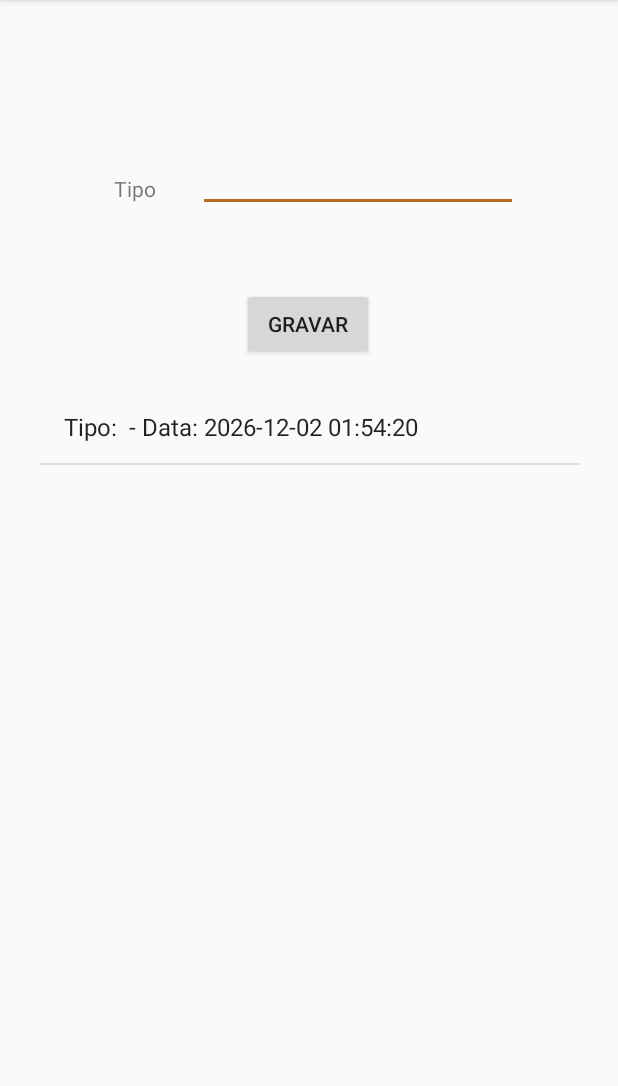
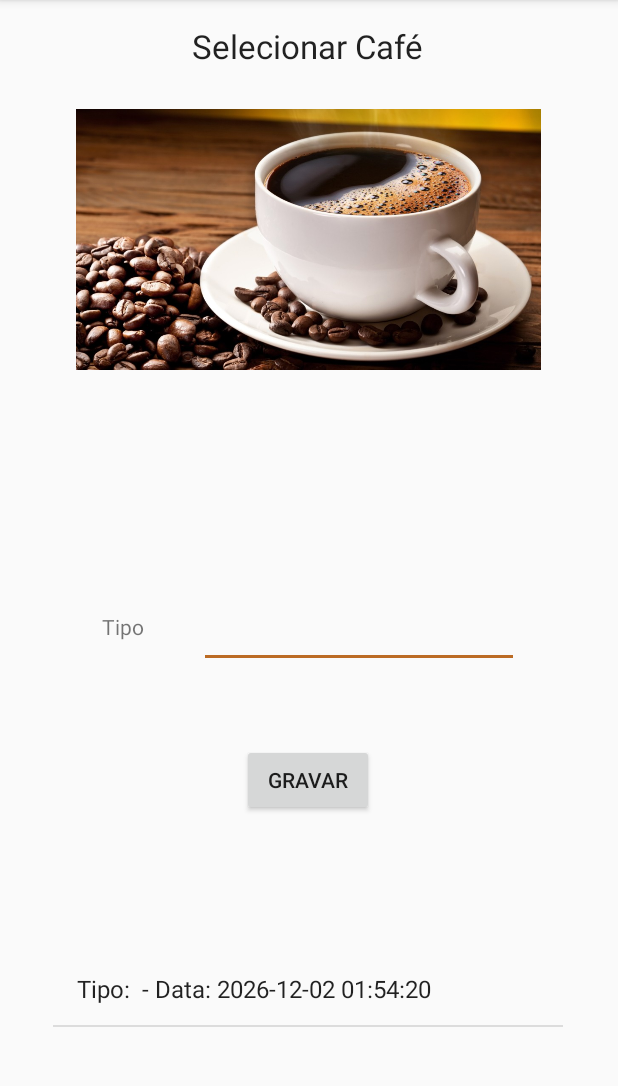
Before and after one commit to rafaelmmedeiros/CoffeeLife2021, an Android app: the RegistrarCafeActivity screen opened directly, with no data from a screen before it, after a tap on "GRAVAR", on a phone screen of 412 x 824 dp, the part 84-1170 px from its top. Run offline under Robolectric (Android 15) with nearby library versions, the phone set to English and light mode, and no system bars.

Commit message:
Adicionar café Iniciado

```diff
--- a/app/src/main/res/layout/activity_registrar_cafe.xml
+++ b/app/src/main/res/layout/activity_registrar_cafe.xml
@@ -7,12 +7,27 @@
     tools:context=".RegistrarCafeActivity">
 
     <TextView
+        android:id="@+id/textView3"
+        android:layout_width="wrap_content"
+        android:layout_height="wrap_content"
+        android:layout_marginStart="175dp"
+        android:layout_marginLeft="175dp"
+        android:layout_marginTop="16dp"
+        android:layout_marginEnd="178dp"
+        android:layout_marginRight="178dp"
+        android:text="Selecionar Café"
+        android:textAppearance="@style/TextAppearance.AppCompat.Large"
+        app:layout_constraintEnd_toEndOf="parent"
+        app:layout_constraintStart_toStartOf="parent"
+        app:layout_constraintTop_toTopOf="parent" />
+
+    <TextView
         android:id="@+id/textView"
         android:layout_width="wrap_content"
         android:layout_height="wrap_content"
-        android:layout_marginStart="76dp"
-        android:layout_marginLeft="76dp"
-        android:layout_marginTop="116dp"
+        android:layout_marginStart="68dp"
+        android:layout_marginLeft="68dp"
+        android:layout_marginTop="408dp"
         android:text="Tipo"
         app:layout_constraintStart_toStartOf="parent"
         app:layout_constraintTop_toTopOf="parent" />
@@ -21,11 +36,11 @@
         android:id="@+id/edtTxtNome"
         android:layout_width="wrap_content"
         android:layout_height="wrap_content"
-        android:layout_marginTop="96dp"
+        android:layout_marginTop="400dp"
         android:ems="10"
         android:inputType="textPersonName"
         app:layout_constraintEnd_toEndOf="parent"
-        app:layout_constraintHorizontal_bias="0.297"
+        app:layout_constraintHorizontal_bias="0.356"
         app:layout_constraintStart_toEndOf="@+id/textView"
         app:layout_constraintTop_toTopOf="parent" />
 
@@ -33,7 +48,7 @@
         android:id="@+id/btnGravar"
         android:layout_width="wrap_content"
         android:layout_height="wrap_content"
-        android:layout_marginTop="192dp"
+        android:layout_marginTop="496dp"
         android:onClick="registrarCoffee"
         android:text="Gravar"
         app:layout_constraintEnd_toEndOf="parent"
@@ -43,12 +58,27 @@
 
     <ListView
         android:id="@+id/lstView"
-        android:layout_width="359dp"
-        android:layout_height="336dp"
+        android:layout_width="340dp"
+        android:layout_height="116dp"
         app:layout_constraintBottom_toBottomOf="parent"
         app:layout_constraintEnd_toEndOf="parent"
+        app:layout_constraintHorizontal_bias="0.492"
         app:layout_constraintStart_toStartOf="parent"
         app:layout_constraintTop_toBottomOf="@+id/btnGravar"
-        app:layout_constraintVertical_bias="0.109" />
+        app:layout_constraintVertical_bias="0.844" />
+
+    <ImageView
+        android:id="@+id/imageView"
+        android:layout_width="310dp"
+        android:layout_height="175dp"
+        android:layout_marginStart="58dp"
+        android:layout_marginLeft="58dp"
+        android:layout_marginTop="72dp"
+        android:layout_marginEnd="59dp"
+        android:layout_marginRight="59dp"
+        app:layout_constraintEnd_toEndOf="parent"
+        app:layout_constraintStart_toStartOf="parent"
+        app:layout_constraintTop_toTopOf="parent"
+        app:srcCompat="@drawable/coffee_standart" />
 
 </androidx.constraintlayout.widget.ConstraintLayout>
```
Also changed, not shown: app/src/main/res/drawable/coffee_standart.jpg (added).
